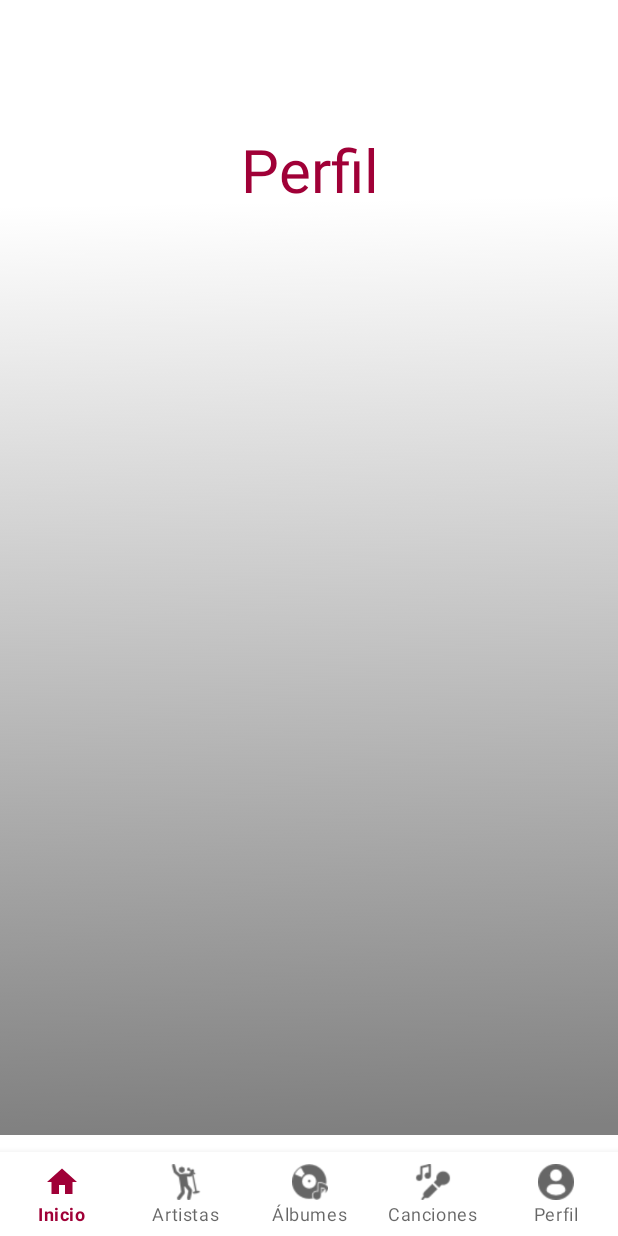
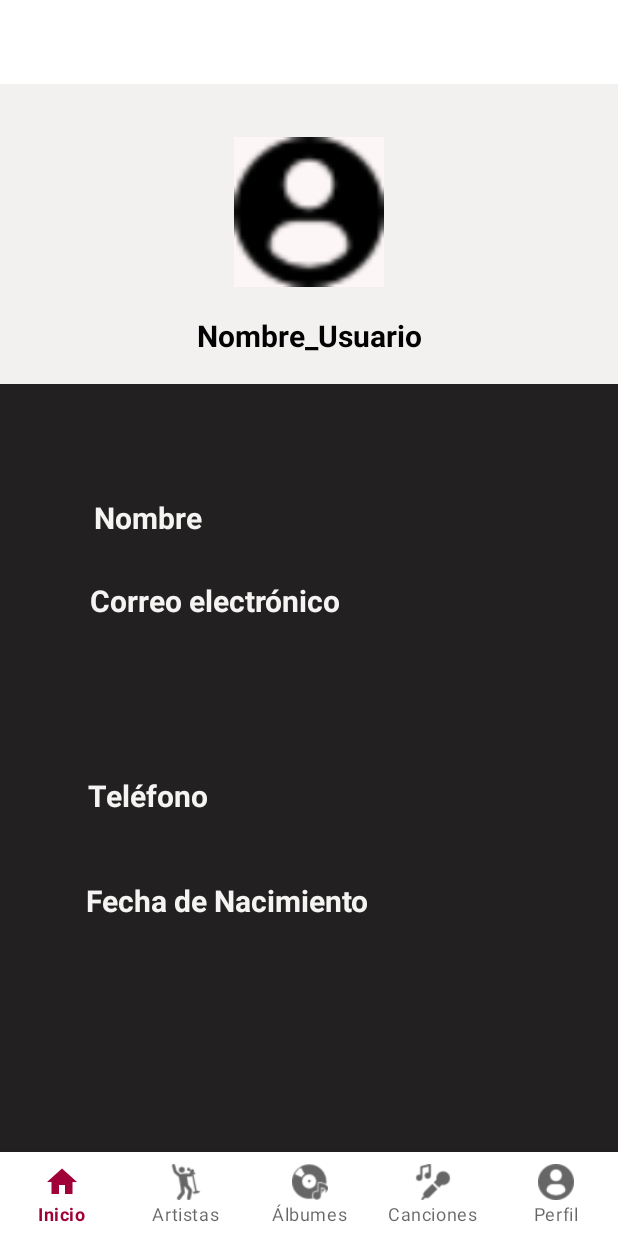
Before and after one commit to MariaJesusDuenasRecuero/MusicPlayer, an Android app: the fragment fragment_perfil placed in its activity, on a phone screen of 412 x 824 dp. Run offline under Robolectric (Android 15) with nearby library versions, the light colour scheme and no system bars; our stand-ins replace navigation-ui.

Commit message:
Fragmento perfil dieseno

```diff
--- a/app/build.gradle
+++ b/app/build.gradle
@@ -29,7 +29,7 @@ android {
 }
 
 dependencies {
-
+    implementation 'de.hdodenhof:circleimageview:3.1.0'
     implementation 'androidx.appcompat:appcompat:1.2.0'
     implementation 'com.google.android.material:material:1.3.0'
     implementation 'androidx.constraintlayout:constraintlayout:2.0.4'
--- a/app/src/main/java/com/example/musicplayer/ventanaRegistro.java
+++ b/app/src/main/java/com/example/musicplayer/ventanaRegistro.java
@@ -74,13 +74,13 @@ public class ventanaRegistro extends AppCompatActivity {
 
             if(txtPassword.getText().toString().equals(txtConfirmarPassword.getText().toString())){
 
-                txtNombre.setBackgroundColor(Color.rgb(0,255,0));
-                txtNombreUsuario.setBackgroundColor(Color.rgb(0,255,0));
+                txtNombre.setTextColor(Color.rgb(0,143,57));
+                txtNombreUsuario.setTextColor(Color.rgb(0,143,57));
 
-                txtPassword.setBackgroundColor(Color.rgb(0,255,0));
-                txtConfirmarPassword.setBackgroundColor(Color.rgb(0,255,0));
+                txtPassword.setTextColor(Color.rgb(0,143,57));
+                txtConfirmarPassword.setTextColor(Color.rgb(0,143,57));
 
-                txtCorreoElectronico.setBackgroundColor(Color.rgb(0,255,0));
+                txtCorreoElectronico.setTextColor(Color.rgb(0,143,57));
 
                 validacion_registro_datos = insertarDatosUsuario();
 
@@ -197,9 +197,7 @@ public class ventanaRegistro extends AppCompatActivity {
             //txtNombre.setBackgroundColor(Color.rgb(200,0,0));
         }
         else{
-            txtNombre.setBackgroundColor(Color.rgb(0,255,0));
-
-
+            txtNombre.setTextColor(Color.rgb(0,143,57));
         }
 
         //Datos Nombre usuario
@@ -218,7 +216,7 @@ public class ventanaRegistro extends AppCompatActivity {
                 dialogoAviso("Registo Incompleto. Nombre de Usuario no disponible.",ventanaRegistro.this);
             }
             else{
-                txtNombreUsuario.setBackgroundColor(Color.rgb(0,255,0));
+                txtNombreUsuario.setTextColor(Color.rgb(0,143,57));
             }
         }
 
@@ -230,7 +228,7 @@ public class ventanaRegistro extends AppCompatActivity {
             txtPassword.setTextColor(Color.RED);
         }
         else{
-            txtPassword.setBackgroundColor(Color.rgb(0,255,0));
+            txtPassword.setTextColor(Color.rgb(0,143,57));
         }
 
         //Datos confirmar contrasena
@@ -242,7 +240,7 @@ public class ventanaRegistro extends AppCompatActivity {
         }
         else{
             if(txtPassword.getText().toString().equals(txtConfirmarPassword.getText().toString())){
-                txtConfirmarPassword.setBackgroundColor(Color.rgb(0,255,0));
+                txtConfirmarPassword.setTextColor(Color.rgb(0,143,57));
             }
             else{
                 txtConfirmarPassword.setError("Las contraseñas no coinciden" );
@@ -263,7 +261,7 @@ public class ventanaRegistro extends AppCompatActivity {
 
         }
         else{
-            txtCorreoElectronico.setBackgroundColor(Color.rgb(0,255,0));
+            txtCorreoElectronico.setTextColor(Color.rgb(0,143,57));
         }
     }
 
--- a/app/src/main/res/layout/fragment_perfil.xml
+++ b/app/src/main/res/layout/fragment_perfil.xml
@@ -1,19 +1,127 @@
 <?xml version="1.0" encoding="utf-8"?>
 <FrameLayout xmlns:android="http://schemas.android.com/apk/res/android"
+    xmlns:app="http://schemas.android.com/apk/res-auto"
     xmlns:tools="http://schemas.android.com/tools"
     android:layout_width="match_parent"
     android:layout_height="match_parent"
+    android:background="#FBF7F7"
+    android:backgroundTint="#222020"
     tools:context=".fragment_perfil">
 
+
     <!-- TODO: Update blank fragment layout -->
-    <TextView
+
+    <androidx.constraintlayout.widget.ConstraintLayout
+        android:layout_width="match_parent"
+        android:layout_height="200dp"
+        android:background="#F3F0F0">
+
+        <com.google.android.material.imageview.ShapeableImageView
+            android:id="@+id/shapeableImageView"
+            android:layout_width="100dp"
+            android:layout_height="100dp"
+            android:layout_marginBottom="30dp"
+            android:background="#FFFEFE"
+            android:backgroundTint="#FDF6F6"
+            android:src="@drawable/icon_perfil_menu"
+            app:layout_constraintBottom_toBottomOf="parent"
+            app:layout_constraintEnd_toEndOf="parent"
+            app:layout_constraintStart_toStartOf="parent"
+            app:layout_constraintTop_toTopOf="parent" />
+
+        <TextView
+            android:id="@+id/NombreUsuarioPerfil"
+            android:layout_width="wrap_content"
+            android:layout_height="wrap_content"
+            android:text="Nombre_Usuario"
+            android:textColor="#020202"
+            android:textSize="20sp"
+            android:textStyle="bold"
+            app:layout_constraintBottom_toBottomOf="parent"
+            app:layout_constraintEnd_toEndOf="parent"
+            app:layout_constraintStart_toStartOf="parent"
+            app:layout_constraintTop_toBottomOf="@+id/shapeableImageView" />
+
+    </androidx.constraintlayout.widget.ConstraintLayout>
+
+    <androidx.constraintlayout.widget.ConstraintLayout
         android:layout_width="match_parent"
         android:layout_height="match_parent"
-        android:layout_marginTop="30dp"
-        android:fontFamily="verdana"
-        android:gravity="center_horizontal"
-        android:text="@string/perfil"
-        android:textColor="@color/pink"
-        android:textSize="40sp" />
+        android:backgroundTint="#272424" >
+
+        <TextView
+            android:id="@+id/nombrePerfilTitulo"
+            android:layout_width="wrap_content"
+            android:layout_height="wrap_content"
+            android:layout_marginStart="10dp"
+            android:layout_marginTop="260dp"
+            android:layout_marginEnd="225dp"
+            android:layout_marginBottom="450dp"
+            android:text="Nombre"
+            android:textColor="#F6F3F3"
+            android:textSize="20sp"
+            android:textStyle="bold"
+            app:layout_constraintBottom_toBottomOf="parent"
+            app:layout_constraintEnd_toEndOf="parent"
+            app:layout_constraintStart_toStartOf="parent"
+            app:layout_constraintTop_toTopOf="parent" />
+
+        <TextView
+            android:id="@+id/CorreoPerfilTitulo"
+            android:layout_width="wrap_content"
+            android:layout_height="wrap_content"
+            android:layout_marginStart="100dp"
+            android:layout_marginTop="300dp"
+            android:layout_marginEnd="225dp"
+            android:layout_marginBottom="410dp"
+            android:text="Correo electrónico"
+            android:textColor="#F6F3F3"
+            android:textSize="20sp"
+            android:textStyle="bold"
+            app:layout_constraintBottom_toBottomOf="parent"
+            app:layout_constraintEnd_toEndOf="parent"
+            app:layout_constraintHorizontal_bias="0.504"
+            app:layout_constraintStart_toStartOf="parent"
+            app:layout_constraintTop_toTopOf="parent"
+            app:layout_constraintVertical_bias="1.0" />
+
+        <TextView
+            android:id="@+id/TelefonoPerfilTitulo"
+            android:layout_width="wrap_content"
+            android:layout_height="wrap_content"
+            android:layout_marginStart="10dp"
+            android:layout_marginTop="300dp"
+            android:layout_marginEnd="225dp"
+            android:layout_marginBottom="280dp"
+            android:text="Teléfono"
+            android:textColor="#F6F3F3"
+            android:textSize="20sp"
+            android:textStyle="bold"
+            app:layout_constraintBottom_toBottomOf="parent"
+            app:layout_constraintEnd_toEndOf="parent"
+            app:layout_constraintHorizontal_bias="0.504"
+            app:layout_constraintStart_toStartOf="parent"
+            app:layout_constraintTop_toTopOf="parent"
+            app:layout_constraintVertical_bias="1.0" />
+
+        <TextView
+            android:id="@+id/FechaNacimientoPerfilTitulo"
+            android:layout_width="wrap_content"
+            android:layout_height="wrap_content"
+            android:layout_marginStart="120dp"
+            android:layout_marginTop="300dp"
+            android:layout_marginEnd="225dp"
+            android:layout_marginBottom="210dp"
+            android:text="Fecha de Nacimiento"
+            android:textColor="#F6F3F3"
+            android:textSize="20sp"
+            android:textStyle="bold"
+            app:layout_constraintBottom_toBottomOf="parent"
+            app:layout_constraintEnd_toEndOf="parent"
+            app:layout_constraintHorizontal_bias="0.515"
+            app:layout_constraintStart_toStartOf="parent"
+            app:layout_constraintTop_toTopOf="parent"
+            app:layout_constraintVertical_bias="1.0" />
+    </androidx.constraintlayout.widget.ConstraintLayout>
 
 </FrameLayout>
--- a/app/src/main/res/values/strings.xml
+++ b/app/src/main/res/values/strings.xml
@@ -24,4 +24,5 @@
     <string name="perfil">Perfil</string>
     <!-- TODO: Remove or change this placeholder text -->
     <string name="hello_blank_fragment">Hello blank fragment</string>
+    <string name="perfil_nombre_principal">perfil_nombre</string>
 </resources>
--- a/app/src/main/res/values/styles.xml
+++ b/app/src/main/res/values/styles.xml
@@ -2,4 +2,6 @@
 <resources>
 
     <style name="BottomNavigation">BottomNavigation</style>
+
+    <style name="TextName">text_name_perfil</style>
 </resources>
```
Also changed, not shown: app/src/main/res/drawable/icon_perfil_menu.png (added), gradle/wrapper/gradle-wrapper.properties.
